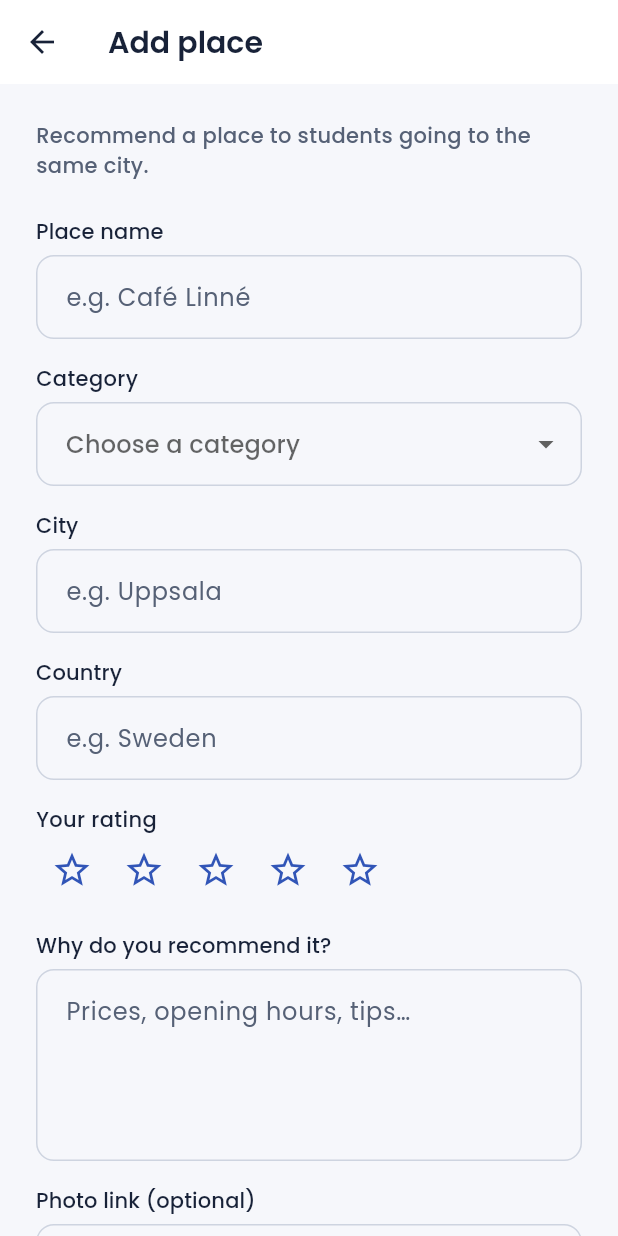
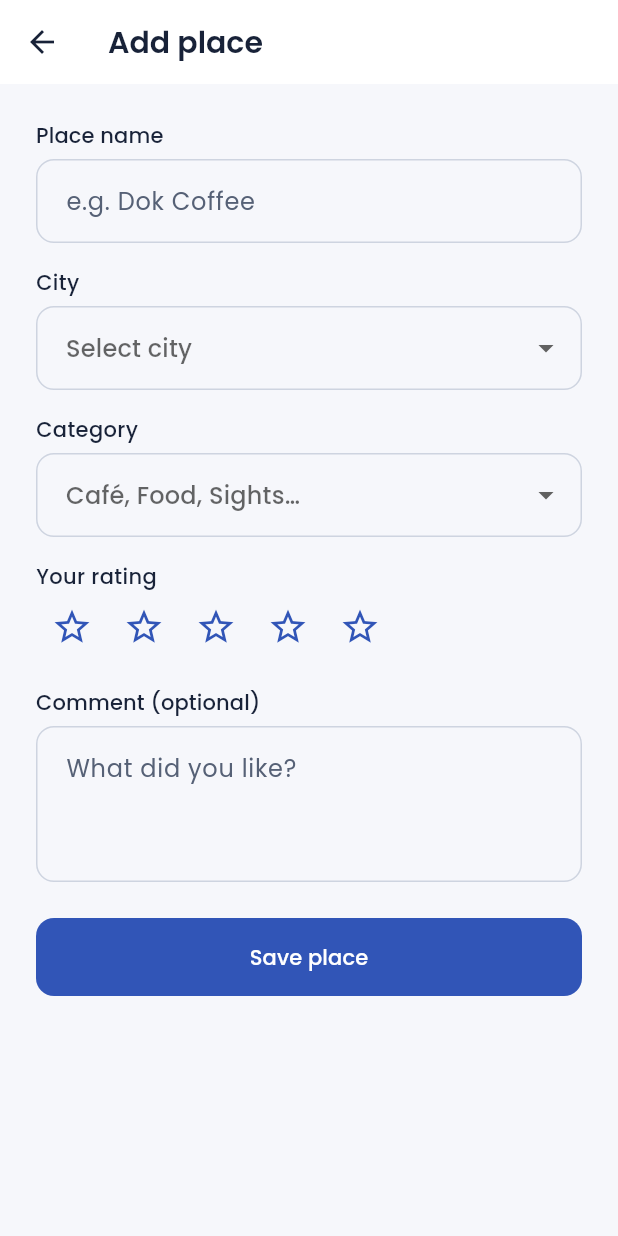
Before and after one commit to efegormus/erasmusHub, a Flutter app: the AddPlaceScreen screen opened by its route, on a phone screen of 412 x 824 dp. Run offline on Flutter 3.47's test engine with Material 3 defaults, Android fonts, the phone set to English and light mode, and no system bars; our stand-ins replace go_router.

Commit message:
feat(places): redesign Places and Add place to match the wireframes
Places (10) now has a city picker, the wireframe categories as chips
(All, Café, Food, Sights, Nightlife) and compact cards with the name,
"Category · City" and the star rating. A city with no places shows an
empty state with an Add place button. Cards keep the remove/undo action.

Add place (11) asks for the place name, city, category, a 1-5 star
rating and an optional comment, shows the wireframe's inline errors and
a "Place added" dialog, then returns to that city's list.

```diff
--- a/lib/features/places/add_place_screen.dart
+++ b/lib/features/places/add_place_screen.dart
@@ -1,19 +1,19 @@
 import 'package:flutter/material.dart';
 import 'package:go_router/go_router.dart';
 
+import '../../core/data/place_data.dart';
 import '../../core/data/profile_data.dart';
 import '../../core/router/app_routes.dart';
-import '../../core/theme/app_colors.dart';
 import '../../core/theme/app_spacing.dart';
 import '../../core/theme/app_text_styles.dart';
-import '../../core/utils/validators.dart';
 import '../../models/place.dart';
 import '../../shared/widgets/app_button.dart';
 import '../../shared/widgets/app_text_field.dart';
 import '../../shared/widgets/star_rating.dart';
 import 'places_store.dart';
 
-/// Add place (11): form with inline validation and a confirmation dialog.
+/// Add place (11): name, city, category, star rating and an optional
+/// comment, with inline errors and a "Place added" dialog (wireframe page 12).
 class AddPlaceScreen extends StatefulWidget {
   const AddPlaceScreen({super.key});
 
@@ -24,102 +24,70 @@ class AddPlaceScreen extends StatefulWidget {
 class _AddPlaceScreenState extends State<AddPlaceScreen> {
   final _formKey = GlobalKey<FormState>();
   final _name = TextEditingController();
-  final _city = TextEditingController();
-  final _country = TextEditingController();
-  final _description = TextEditingController();
-  final _imageUrl = TextEditingController();
+  final _comment = TextEditingController();
+  String? _city;
   PlaceCategory? _category;
   int _rating = 0;
 
   @override
   void dispose() {
     _name.dispose();
-    _city.dispose();
-    _country.dispose();
-    _description.dispose();
-    _imageUrl.dispose();
+    _comment.dispose();
     super.dispose();
   }
 
-  static String? _validateDescription(String? value) =>
-      Validators.required(value) ?? Validators.minLength(10)(value?.trim());
+  static String? _validateName(String? value) =>
+      value == null || value.trim().isEmpty ? 'Place name is required.' : null;
 
-  static String? _validateImageUrl(String? value) {
-    final text = value?.trim() ?? '';
-    if (text.isEmpty) return null;
-    final uri = Uri.tryParse(text);
-    final ok =
-        uri != null &&
-        (uri.scheme == 'http' || uri.scheme == 'https') &&
-        uri.host.isNotEmpty;
-    return ok ? null : 'Enter a link starting with http:// or https://';
-  }
-
-  void _close() {
+  void _close([Place? added]) {
     if (context.canPop()) {
-      context.pop();
+      context.pop(added);
     } else {
       context.go(AppRoutes.places);
     }
   }
 
-  Future<void> _submit() async {
+  Future<void> _save() async {
     if (!_formKey.currentState!.validate()) return;
+    FocusScope.of(context).unfocus();
     final place = Place(
       id: 'p${DateTime.now().microsecondsSinceEpoch}',
       name: _name.text.trim(),
-      city: _city.text.trim(),
-      country: _country.text.trim(),
+      city: _city!,
       category: _category!,
-      description: _description.text.trim(),
       rating: _rating.toDouble(),
       addedBy: kCurrentUser.name,
-      imageUrl: _imageUrl.text.trim().isEmpty ? null : _imageUrl.text.trim(),
+      comment: _comment.text.trim(),
     );
-    final confirmed = await showDialog<bool>(
+    placesStore.add(place);
+    await showDialog<void>(
       context: context,
+      barrierDismissible: false,
       builder: (context) => AlertDialog(
-        title: const Text('Add this place?'),
-        content: SingleChildScrollView(
-          child: Column(
-            mainAxisSize: MainAxisSize.min,
-            crossAxisAlignment: CrossAxisAlignment.start,
-            children: [
-              Text(place.name, style: AppTextStyles.title),
-              Text(
-                '${place.category.label} · ${place.city}, ${place.country}',
-                style: AppTextStyles.label.copyWith(
-                  color: AppColors.textSecondary,
-                ),
-              ),
-              const SizedBox(height: AppSpacing.sm),
-              StarRating(value: place.rating, size: 18),
-              const SizedBox(height: AppSpacing.sm),
-              const Text('Other students will see it on the Places screen.'),
-            ],
-          ),
-        ),
+        title: const Text('Place added'),
+        content: Text('Thanks! Your rating is now on the ${place.city} list.'),
         actions: [
-          TextButton(
-            onPressed: () => Navigator.pop(context, false),
-            child: const Text('Cancel'),
-          ),
           FilledButton(
-            onPressed: () => Navigator.pop(context, true),
-            child: const Text('Add place'),
+            onPressed: () => Navigator.pop(context),
+            child: const Text('OK'),
           ),
         ],
       ),
     );
-    if (confirmed != true || !mounted) return;
-    placesStore.add(place);
-    ScaffoldMessenger.of(context)
-        .showSnackBar(SnackBar(content: Text('${place.name} added')));
-    _close();
+    if (mounted) _close(place);
   }
+
+  InputDecoration _dropdownDecoration(String hint) => InputDecoration(
+    hintText: hint,
+    border: OutlineInputBorder(borderRadius: BorderRadius.circular(12)),
+  );
 
   @override
   Widget build(BuildContext context) {
+    final errorStyle = TextStyle(
+      color: Theme.of(context).colorScheme.error,
+      fontSize: 12,
+    );
     return Scaffold(
       appBar: AppBar(
         title: const Text('Add place'),
@@ -139,19 +107,27 @@ class _AddPlaceScreenState extends State<AddPlaceScreen> {
                 child: Column(
                   crossAxisAlignment: CrossAxisAlignment.stretch,
                   children: [
-                    Text(
-                      'Recommend a place to students going to the same city.',
-                      style: AppTextStyles.label.copyWith(
-                        color: AppColors.textSecondary,
-                      ),
-                    ),
-                    const SizedBox(height: AppSpacing.lg),
                     AppTextField(
                       label: 'Place name',
-                      hintText: 'e.g. Café Linné',
+                      hintText: 'e.g. Dok Coffee',
                       controller: _name,
                       textInputAction: TextInputAction.next,
-                      validator: Validators.required,
+                      validator: _validateName,
+                    ),
+                    const SizedBox(height: AppSpacing.md),
+                    Text('City', style: AppTextStyles.label),
+                    const SizedBox(height: 6),
+                    DropdownButtonFormField<String>(
+                      initialValue: _city,
+                      isExpanded: true,
+                      decoration: _dropdownDecoration('Select city'),
+                      items: [
+                        for (final city in kPlaceCities)
+                          DropdownMenuItem(value: city, child: Text(city)),
+                      ],
+                      onChanged: (value) => setState(() => _city = value),
+                      validator: (value) =>
+                          value == null ? 'Choose a city.' : null,
                     ),
                     const SizedBox(height: AppSpacing.md),
                     Text('Category', style: AppTextStyles.label),
@@ -159,12 +135,7 @@ class _AddPlaceScreenState extends State<AddPlaceScreen> {
                     DropdownButtonFormField<PlaceCategory>(
                       initialValue: _category,
                       isExpanded: true,
-                      hint: const Text('Choose a category'),
-                      decoration: InputDecoration(
-                        border: OutlineInputBorder(
-                          borderRadius: BorderRadius.circular(12),
-                        ),
-                      ),
+                      decoration: _dropdownDecoration('Café, Food, Sights…'),
                       items: [
                         for (final c in PlaceCategory.values)
                           DropdownMenuItem(value: c, child: Text(c.label)),
@@ -174,26 +145,10 @@ class _AddPlaceScreenState extends State<AddPlaceScreen> {
                           value == null ? 'Choose a category.' : null,
                     ),
                     const SizedBox(height: AppSpacing.md),
-                    AppTextField(
-                      label: 'City',
-                      hintText: 'e.g. Uppsala',
-                      controller: _city,
-                      textInputAction: TextInputAction.next,
-                      validator: Validators.required,
-                    ),
-                    const SizedBox(height: AppSpacing.md),
-                    AppTextField(
-                      label: 'Country',
-                      hintText: 'e.g. Sweden',
-                      controller: _country,
-                      textInputAction: TextInputAction.next,
-                      validator: Validators.required,
-                    ),
-                    const SizedBox(height: AppSpacing.md),
                     Text('Your rating', style: AppTextStyles.label),
                     FormField<int>(
                       validator: (_) =>
-                          _rating == 0 ? 'Give the place 1 to 5 stars.' : null,
+                          _rating == 0 ? 'Give 1 to 5 stars.' : null,
                       builder: (field) => Column(
                         crossAxisAlignment: CrossAxisAlignment.start,
                         children: [
@@ -206,35 +161,19 @@ class _AddPlaceScreenState extends State<AddPlaceScreen> {
                             },
                           ),
                           if (field.hasError)
-                            Text(
-                              field.errorText!,
-                              style: TextStyle(
-                                color: Theme.of(context).colorScheme.error,
-                                fontSize: 12,
-                              ),
-                            ),
+                            Text(field.errorText!, style: errorStyle),
                         ],
                       ),
                     ),
                     const SizedBox(height: AppSpacing.md),
                     AppTextField(
-                      label: 'Why do you recommend it?',
-                      hintText: 'Prices, opening hours, tips…',
-                      controller: _description,
-                      maxLines: 4,
-                      validator: _validateDescription,
-                    ),
-                    const SizedBox(height: AppSpacing.md),
-                    AppTextField(
-                      label: 'Photo link (optional)',
-                      hintText: 'https://…',
-                      controller: _imageUrl,
-                      keyboardType: TextInputType.url,
-                      textInputAction: TextInputAction.done,
-                      validator: _validateImageUrl,
+                      label: 'Comment (optional)',
+                      hintText: 'What did you like?',
+                      controller: _comment,
+                      maxLines: 3,
                     ),
                     const SizedBox(height: AppSpacing.lg),
-                    AppButton(label: 'Add place', onPressed: _submit),
+                    AppButton(label: 'Save place', onPressed: _save),
                   ],
                 ),
               ),
--- a/lib/models/place.dart
+++ b/lib/models/place.dart
@@ -1,35 +1,30 @@
-/// Category of a place recommended by students.
+/// Category of a place rated by students (wireframe page 11).
 enum PlaceCategory {
-  food('Food & drink'),
   cafe('Café'),
-  sightseeing('Sightseeing'),
-  study('Study spot'),
+  food('Food'),
+  sights('Sights'),
   nightlife('Nightlife');
 
   const PlaceCategory(this.label);
   final String label;
 }
 
-/// A place in an exchange city, recommended by a student.
+/// A place in an exchange city, rated by a student.
 class Place {
   const Place({
     required this.id,
     required this.name,
     required this.city,
-    required this.country,
     required this.category,
-    required this.description,
     required this.rating,
     required this.addedBy,
-    this.imageUrl,
+    this.comment = '',
   }) : assert(rating >= 0 && rating <= 5);
 
   final String id;
   final String name;
   final String city;
-  final String country;
   final PlaceCategory category;
-  final String description;
 
   /// Average rating between 0 and 5.
   final double rating;
@@ -37,28 +32,6 @@ class Place {
   /// Display name of the student who added the place.
   final String addedBy;
 
-  /// Network image; the card shows a local fallback when it is missing.
-  final String? imageUrl;
-
-  Place copyWith({
-    String? name,
-    String? city,
-    String? country,
-    PlaceCategory? category,
-    String? description,
-    double? rating,
-    String? imageUrl,
-  }) {
-    return Place(
-      id: id,
-      name: name ?? this.name,
-      city: city ?? this.city,
-      country: country ?? this.country,
-      category: category ?? this.category,
-      description: description ?? this.description,
-      rating: rating ?? this.rating,
-      addedBy: addedBy,
-      imageUrl: imageUrl ?? this.imageUrl,
-    );
-  }
+  /// Optional comment. Empty when not set.
+  final String comment;
 }
```
Also changed, not shown: lib/core/data/place_data.dart (+61 -35 lines), lib/features/places/place_card.dart (+40 -76 lines), lib/features/places/places_screen.dart (+96 -44 lines), 1 other file.
